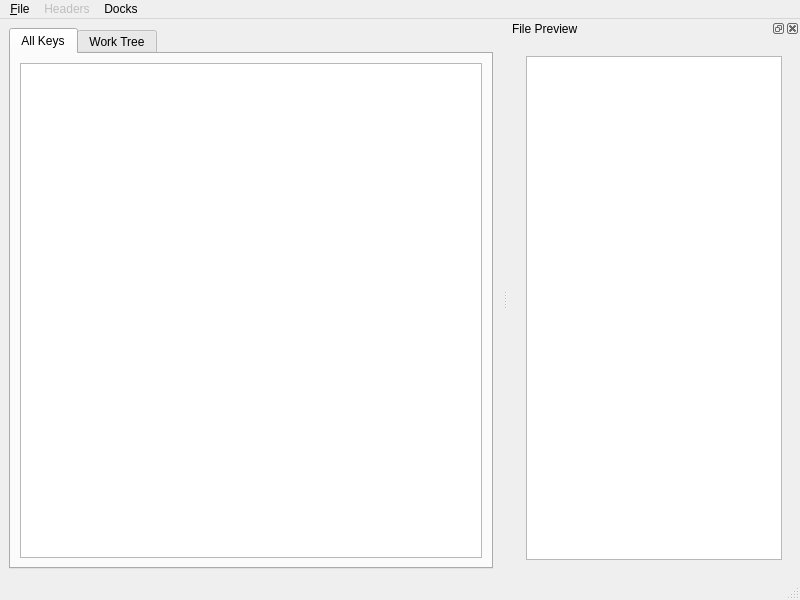
This is qtdesigner-ui/main_window.ui in alpernebbi/git-annex-metadata-gui as Qt 5 draws it before an edit. The edited form follows.
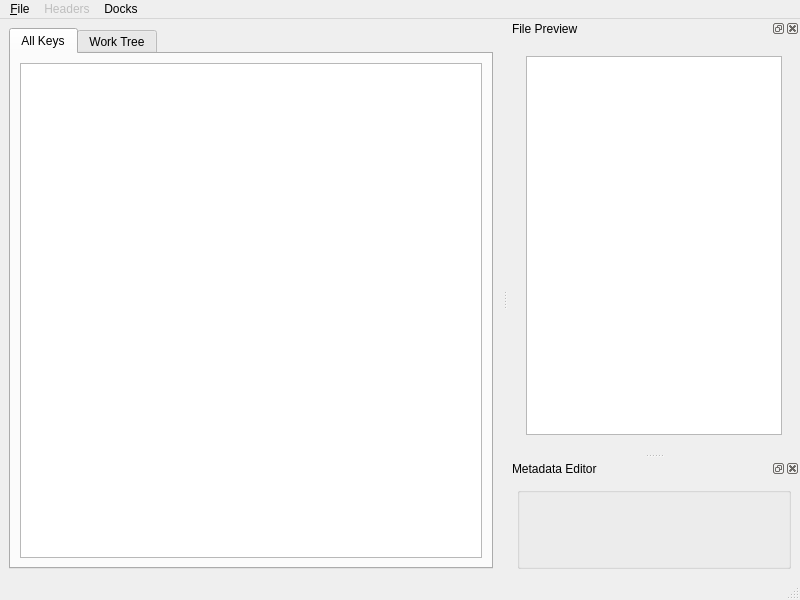
This is the edited form. Custom widgets are drawn as their Qt base class.

Commit message: Implement metadata editor dock

What changed in the file:
```diff
--- a/qtdesigner-ui/main_window.ui
+++ b/qtdesigner-ui/main_window.ui
@@ -165,6 +165,21 @@
     </layout>
    </widget>
   </widget>
+  <widget class="QDockWidget" name="dock_metadata">
+   <property name="windowTitle">
+    <string>Metadata Editor</string>
+   </property>
+   <attribute name="dockWidgetArea">
+    <number>2</number>
+   </attribute>
+   <widget class="QWidget" name="dock_metadata_contents">
+    <layout class="QGridLayout" name="gridLayout_4">
+     <item row="0" column="0">
+      <widget class="MetadataEdit" name="metadata_edit"/>
+     </item>
+    </layout>
+   </widget>
+  </widget>
   <action name="action_open">
    <property name="text">
     <string>&amp;Open</string>
@@ -190,6 +205,13 @@
    </property>
   </action>
  </widget>
+ <customwidgets>
+  <customwidget>
+   <class>MetadataEdit</class>
+   <extends>QGroupBox</extends>
+   <header>git_annex_metadata_gui.metadata_edit</header>
+  </customwidget>
+ </customwidgets>
  <resources/>
  <connections>
   <connection>
```
The commit also changes 4 other files.
